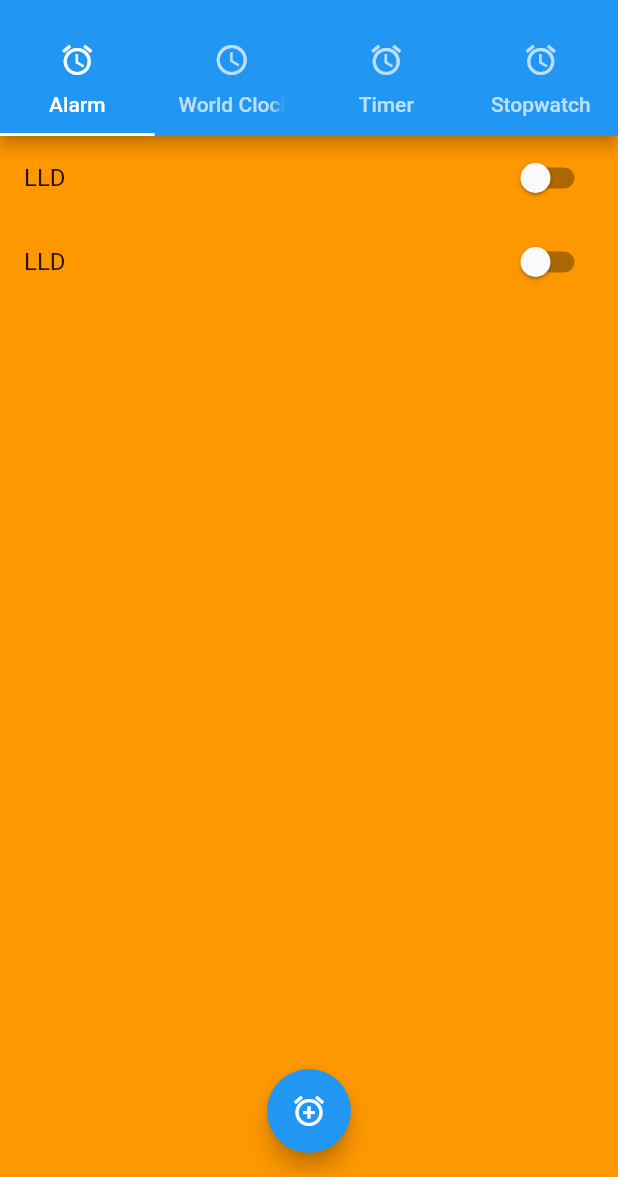
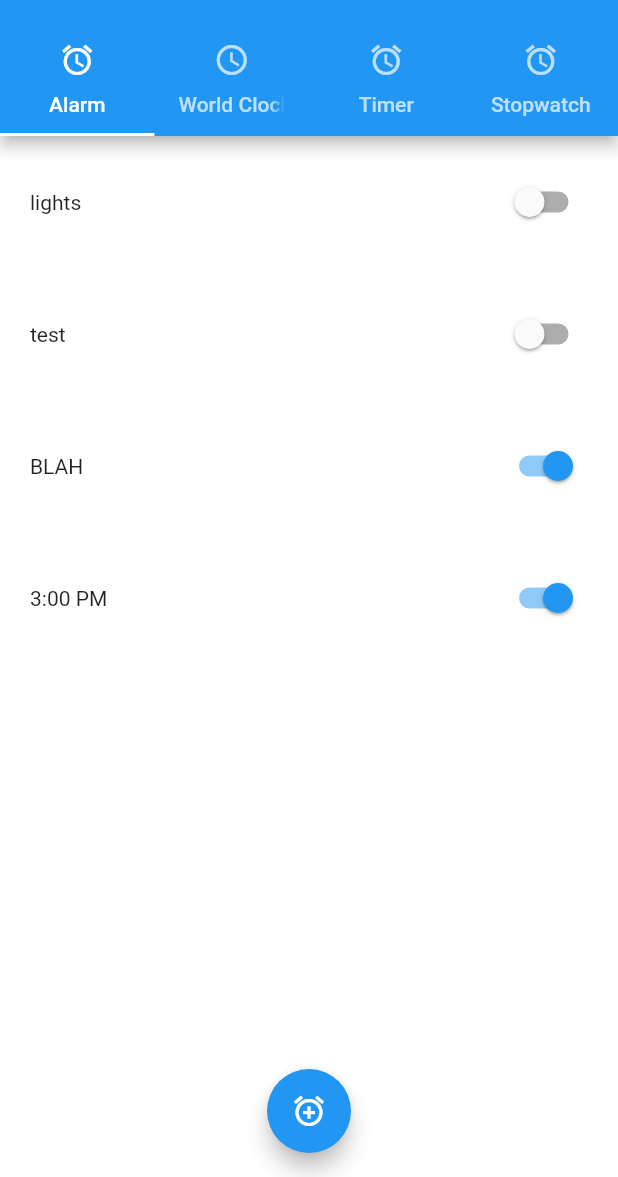
Before and after one commit to Aldbas/project_clock, a Flutter app: the screen it shows after launch, on a phone screen of 412 x 824 dp, the part 59-1236 px from its top. Run offline on Flutter 3.47's test engine with Material 2 defaults, Android fonts, the phone set to English and light mode, and no system bars; missing offline and left inert: flutter_reorderable_list.

Commit message:
separate toggles working

```diff
--- a/lib/AlarmPage.dart
+++ b/lib/AlarmPage.dart
@@ -1,4 +1,10 @@
 import 'package:flutter/material.dart';
+
+import 'package:flutter_reorderable_list/flutter_reorderable_list.dart';
+import 'package:project_clock/createAlarm.dart';
+
+//TODO: find out how to send
+//TODO: allow to create alarms
 
 class AlarmPage extends StatefulWidget {
   @override
@@ -6,43 +12,75 @@ class AlarmPage extends StatefulWidget {
 }
 
 class _AlarmPageState extends State<AlarmPage> {
-  bool _lights = false;
-  bool _giveVerse = false;
+  Map<String, bool> values = {
+    'lights': false,
+    'test': false,
+    'BLAH': true,
+    '3:00 PM': true
+  };
+  bool lights = false;
+  // bool _giveVerse = false;
 
   @override
   Widget build(BuildContext context) {
     return Scaffold(
         floatingActionButtonLocation: FloatingActionButtonLocation.centerFloat,
-      floatingActionButton:
-          FloatingActionButton(onPressed: () {}, child: Icon(Icons.add_alarm)),
-      backgroundColor: Colors.orange,
-      body: Column(
-        children: <Widget>[
-          ListTile(
-              trailing: Switch(
-                value: _giveVerse,
+        floatingActionButton: FloatingActionButton(
+            onPressed: () => Navigator.push(context,
+                MaterialPageRoute(builder: (context) => CreateAlarm())),
+            child: Icon(Icons.add_alarm)),
+        backgroundColor: Colors.white,
+        body: ListView(
+            children: values.keys.map((String key) {
+          return LabeledSwitch(
+            padding: EdgeInsets.all(20.0),
+            label: key,
+            value: values[key],
             onChanged: (bool value) {
               setState(() {
-                    _giveVerse = value;
+                values[key] = value;
               });
             },
-              ),
-              title: Text(
-                'LLD',
-              )),
-          SwitchListTile(
-            title: Text('LLD'),
-            value: _lights,
-            onChanged: (bool value) {
-              setState(() {
-                {
-                  _lights = value;
+          );
+        }).toList()));
   }
+}
+
+class LabeledSwitch extends StatelessWidget {
+  const LabeledSwitch({
+    this.label,
+    this.padding,
+    this.groupValue,
+    this.value,
+    this.onChanged,
   });
+
+  final String label;
+  final EdgeInsets padding;
+  final bool groupValue;
+  final bool value;
+  final Function onChanged;
+
+  @override
+  Widget build(BuildContext context) {
+    return InkWell(
+      onTap: () {
+        onChanged(!value);
+      },
+      child: Padding(
+        padding: padding,
+        child: Row(
+          children: <Widget>[
+            Expanded(child: Text(label)),
+            Switch(
+              value: value,
+              onChanged: (bool newValue) {
+                onChanged(newValue);
               },
             ),
           ],
         ),
+      ),
     );
   }
 }
--- a/lib/WorldClockPage.dart
+++ b/lib/WorldClockPage.dart
@@ -3,6 +3,8 @@ import 'package:flutter/material.dart';
 class WorldClockPage extends StatelessWidget {
   @override
   Widget build(BuildContext context) {
-    return Container();
+    return Scaffold(
+      backgroundColor: Colors.deepPurple,
+    );
   }
 }
--- a/lib/main.dart
+++ b/lib/main.dart
@@ -8,6 +8,7 @@ class MyApp extends StatelessWidget {
   @override
   Widget build(BuildContext context) {
     return MaterialApp(
+      debugShowCheckedModeBanner: false,
       title: 'Flutter Demo',
       theme: ThemeData(
         // This is the theme of your application.
--- a/pubspec.yaml
+++ b/pubspec.yaml
@@ -23,6 +23,7 @@ dependencies:
   # The following adds the Cupertino Icons font to your application.
   # Use with the CupertinoIcons class for iOS style icons.
   cupertino_icons: ^0.1.2
+  flutter_reorderable_list: ^0.1.3
 
 dev_dependencies:
   flutter_test:
```
Also changed, not shown: lib/createAlarm.dart (added, +45 -0 lines), pubspec.lock, 1 other file. Lines whose indentation alone changed are shown as unchanged.
